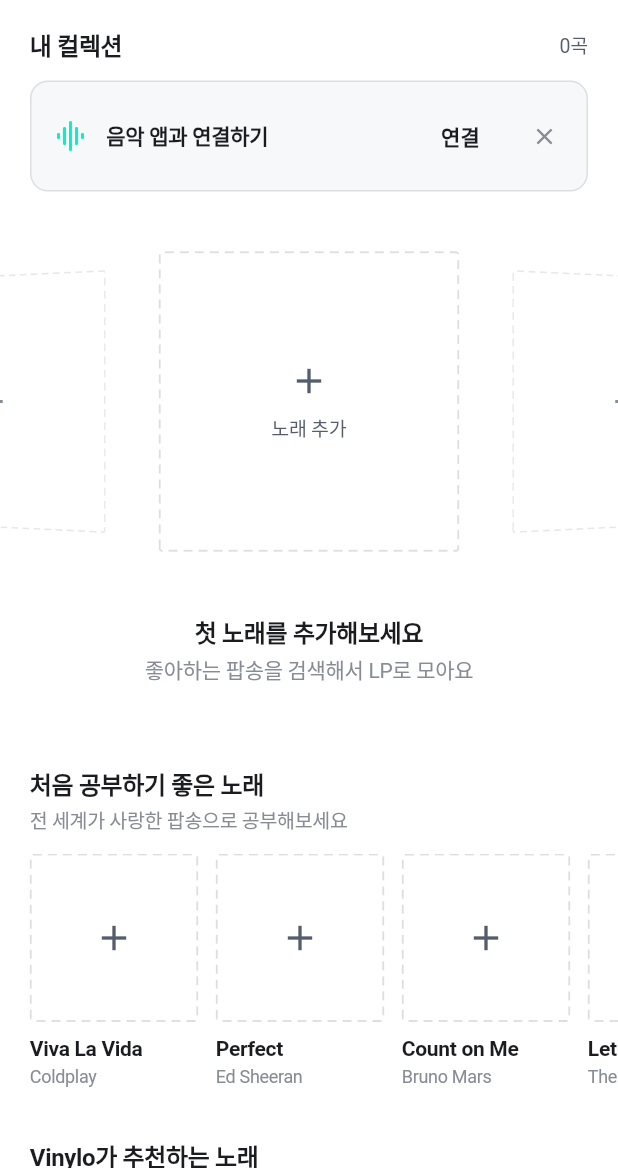
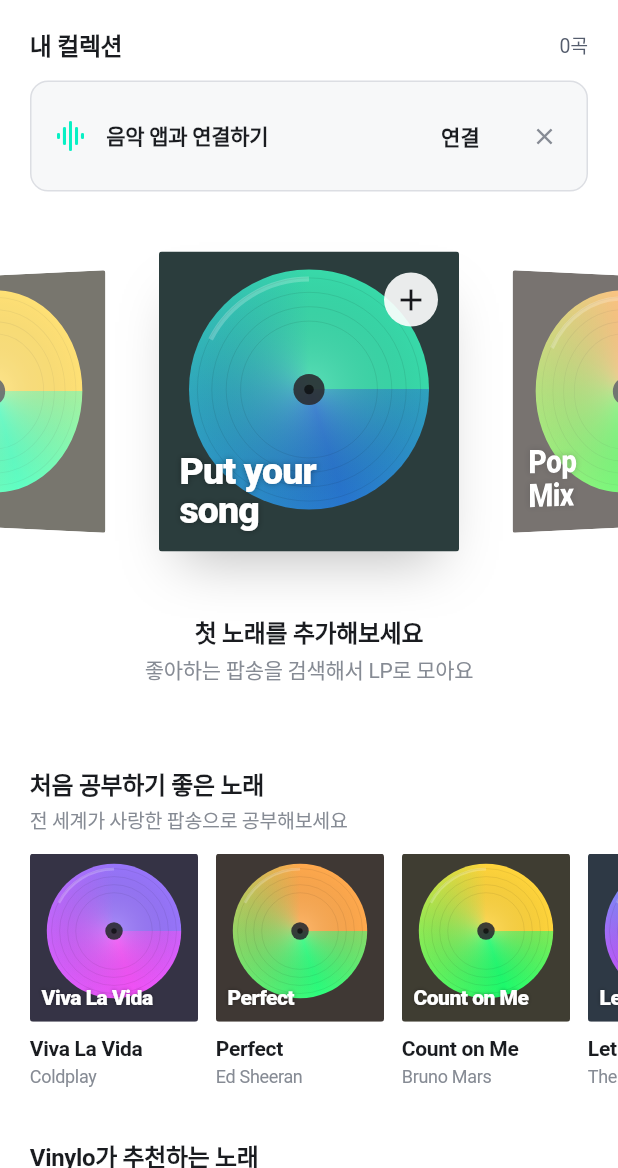
Before and after one commit to jyh8876/swe_2026-2, a Flutter app: the LibraryView screen opened directly, on a phone screen of 412 x 824 dp, the part 68-1236 px from its top. Run offline on Flutter 3.47's test engine with Material 3 defaults, Android fonts, the phone set to English and light mode, and no system bars; our stand-ins replace file_picker, flutter_secure_storage, google_sign_in, image_picker, share_plus, shared_preferences and 2 more; missing offline and left inert: webview_flutter_wkwebview; accounts and stored records are empty; project files that could hold a hidden picture were left out.

Commit message:
revert(library): generated CD covers again on the empty home and recommendations
Undo the dashed-cover part of be61b49: the empty home shows the Easy Mix /
Pop Mix covers and the "Put your song" cover with a plus again, and the
recommendation rows show generated CD covers instead of dashed squares.
AddCoverTile is gone. The dashed "노래 추가" tile in the grid (Figma) stays.

Co-Authored-By: Claude Opus 5.5 <noreply@anthropic.com>

```diff
--- a/app/lib/ui/library.dart
+++ b/app/lib/ui/library.dart
@@ -1077,7 +1077,7 @@ class _EmptyHome extends StatelessWidget {
         height: 250,
         child: LayoutBuilder(builder: (context, c) {
           final cx = c.maxWidth / 2;
-          Widget side(double d) {
+          Widget side(double d, String seed, String label) {
             final m = Matrix4.identity()
               ..setEntry(3, 2, 1 / 1100)
               ..rotateY(-d * 32 * pi / 180)
@@ -1092,15 +1092,15 @@ class _EmptyHome extends StatelessWidget {
                 child: Transform(
                   alignment: Alignment.center,
                   transform: m,
-                  child: GestureDetector(onTap: search, child: const AddCoverTile()),
+                  child: GestureDetector(onTap: search, child: GeneratedCover(seed: seed, label: label)),
                 ),
               ),
             );
           }
 
           return Stack(clipBehavior: Clip.none, children: [
-            side(-1),
-            side(1),
+            side(-1, 'mix-easy', 'Easy\nMix'),
+            side(1, 'mix-pop', 'Pop\nMix'),
             Positioned(
               left: cx - 100,
               top: 16,
@@ -1110,7 +1110,25 @@ class _EmptyHome extends StatelessWidget {
                 button: true,
                 label: tr('노래 추가'),
                 excludeSemantics: true,
-                child: AddSongTile(onTap: search),
+                child: GestureDetector(
+                  onTap: search,
+                  child: Container(
+                    decoration: const BoxDecoration(boxShadow: [BoxShadow(color: Color(0x40000000), offset: Offset(0, 20), blurRadius: 30, spreadRadius: -14)]),
+                    child: Stack(children: [
+                      const GeneratedCover(seed: 'put-your-song', label: 'Put your\nsong', color: Color(0xFF38D9A9)),
+                      Positioned(
+                        right: 14,
+                        top: 14,
+                        child: Container(
+                          width: 36,
+                          height: 36,
+                          decoration: BoxDecoration(color: Colors.white.withValues(alpha: 0.9), shape: BoxShape.circle),
+                          child: const Icon(Icons.add, color: Color(0xFF16171B)),
+                        ),
+                      ),
+                    ]),
+                  ),
+                ),
               ),
             ),
           ]);
@@ -1153,21 +1171,6 @@ class AddSongTile extends StatelessWidget {
           ]),
         ),
       ),
-    );
-  }
-}
-
-/// The cover of a song not added yet (feedback 11/23: instead of a generated CD cover): a dashed
-/// square with a plus.
-class AddCoverTile extends StatelessWidget {
-  const AddCoverTile({super.key});
-
-  @override
-  Widget build(BuildContext context) {
-    final t = context.theme;
-    return CustomPaint(
-      painter: _DashedRect(t.stroke),
-      child: Center(child: Icon(Icons.add, size: 28, color: t.textSecondary)),
     );
   }
 }
@@ -1243,7 +1246,7 @@ class RecommendRow extends StatelessWidget {
                     width: 112,
                     child: Column(crossAxisAlignment: CrossAxisAlignment.start, children: [
                       Stack(children: [
-                        const SizedBox(width: 112, height: 112, child: AddCoverTile()),
+                        SizedBox(width: 112, height: 112, child: GeneratedCover(seed: e.id, label: e.title)),
                         if (owned) Positioned(right: 6, top: 6, child: Icon(Icons.check_circle, size: 20, color: t.brand)),
                       ]),
                       const SizedBox(height: 8),
```
